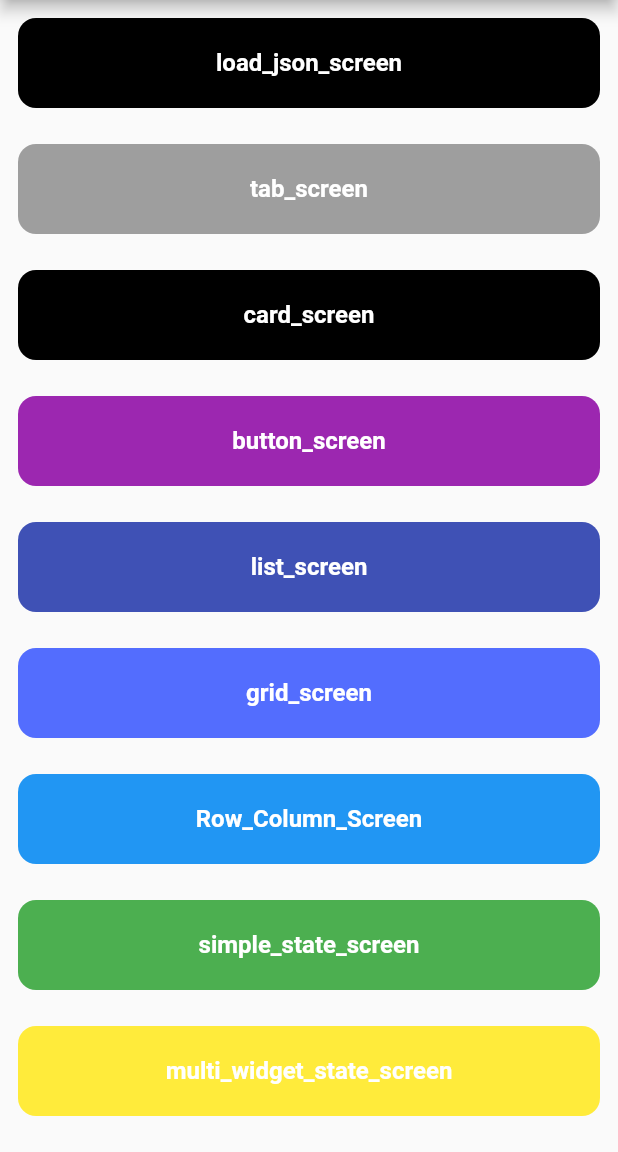
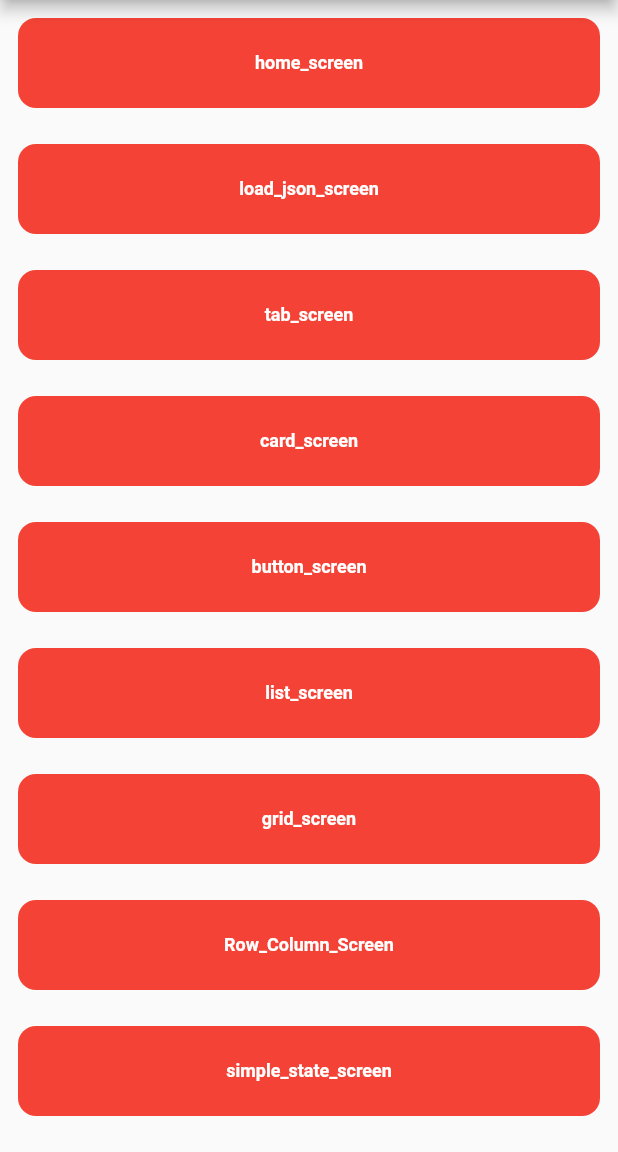
Before and after one commit to jjgajjar04/test_app, a Flutter app: the screen it shows after launch, on a phone screen of 412 x 824 dp, the part 84-1236 px from its top. Run offline on Flutter 3.47's test engine with Material 2 defaults, Android fonts, the light colour scheme and no system bars; our stand-ins replace bloc, flutter_bloc; missing offline and left inert: random_words.

Commit message:
code optimized

```diff
--- a/lib/components/card/list_card.dart
+++ b/lib/components/card/home_card_item.dart
@@ -1,11 +1,11 @@
 import 'package:flutter/material.dart';
 
-class ListCard extends StatelessWidget {
+class HomeCardItem extends StatelessWidget {
   final String title;
   final Function onTap;
   final Color color;
 
-  ListCard({@required this.title, this.onTap, this.color});
+  HomeCardItem({@required this.title, this.onTap, this.color});
 
   @override
   Widget build(BuildContext context) {
@@ -22,7 +22,7 @@ class ListCard extends StatelessWidget {
           child: Text(
             title,
             style: TextStyle(
-              fontSize: 16.0,
+              fontSize: 12.0,
               color: Colors.white,
               fontWeight: FontWeight.bold,
             ),
--- a/lib/screens/home.dart
+++ b/lib/screens/home.dart
@@ -1,7 +1,11 @@
+import 'package:flutter/foundation.dart' show kIsWeb;
+import 'dart:io' show Platform;
+
 import 'package:flutter/material.dart';
-import 'package:test_app/components/card/list_card.dart';
+import 'package:test_app/components/card/home_card_item.dart';
 import 'package:test_app/screens/my_drawer.dart';
 import 'package:test_app/utils/constants.dart';
+import 'package:test_app/utils/homeScreenItemList.dart';
 
 class Home extends StatelessWidget {
   static const String id = Constants.HOME_SCRREN;
@@ -14,101 +18,58 @@ class Home extends StatelessWidget {
         actions: [Icon(Icons.more_vert)],
       ),
       drawer: MyDrawer(),
-      body: SingleChildScrollView(
+      body: getBody(context),
+    );
+  }
+}
+
+Widget getBody(BuildContext context) {
+  if (kIsWeb) {
+    return bodyForWeb(context);
+  } else if (Platform.isAndroid) {
+    return bodyForAndroid(context);
+  } else {
+    return Container();
+  }
+}
+
+// envoked on Android device
+Widget bodyForAndroid(BuildContext context) {
+  final HomeScreenItemList homeScreenItem = HomeScreenItemList();
+
+  return SingleChildScrollView(
     child: Column(
-          children: [
-            ListCard(
-              title: Constants.LOAD_JSON_SCREEN,
-              color: Colors.black,
+      children: homeScreenItem.getHomeScreenItem
+          .map(
+            (item) => HomeCardItem(
+              title: item,
+              color: Colors.red,
               onTap: () {
-                Navigator.pushNamed(context, Constants.LOAD_JSON_SCREEN);
+                Navigator.pushNamed(context, item);
               },
             ),
-            ListCard(
-              title: Constants.TAB_SCREEN,
-              color: Colors.grey,
-              onTap: () {
-                Navigator.pushNamed(context, Constants.TAB_SCREEN);
-              },
+          )
+          .toList(),
     ),
-            ListCard(
-              title: Constants.CARD_SCREEN,
-              color: Colors.black,
-              onTap: () {
-                Navigator.pushNamed(context, Constants.CARD_SCREEN);
-              },
-            ),
-            ListCard(
-              title: Constants.BUTTON_SCREEN,
-              color: Colors.purple,
-              onTap: () {
-                Navigator.pushNamed(context, Constants.BUTTON_SCREEN);
-              },
-            ),
-            ListCard(
-              title: Constants.LIST_SCREEN,
-              color: Colors.indigo,
-              onTap: () {
-                Navigator.pushNamed(context, Constants.LIST_SCREEN);
-              },
-            ),
-            ListCard(
-              title: Constants.GRID_SCREEN,
-              color: Colors.indigoAccent,
-              onTap: () {
-                Navigator.pushNamed(context, Constants.GRID_SCREEN);
-              },
-            ),
-            ListCard(
-              title: Constants.ROW_COLUMN_SCREEN,
-              color: Colors.blue,
-              onTap: () {
-                Navigator.pushNamed(context, Constants.ROW_COLUMN_SCREEN);
-              },
-            ),
-            ListCard(
-              title: Constants.SIMPLE_STATE_SCREEN,
-              color: Colors.green,
-              onTap: () {
-                Navigator.pushNamed(
-                  context,
-                  Constants.SIMPLE_STATE_SCREEN,
   );
-              },
-            ),
-            ListCard(
-              title: Constants.MULTI_WIDGET_STATE_SCREEN,
-              color: Colors.yellow,
-              onTap: () {
-                Navigator.pushNamed(
-                  context,
-                  Constants.MULTI_WIDGET_STATE_SCREEN,
-                );
-              },
-            ),
-            ListCard(
-              title: Constants.PROVIDER_STATE_SCREEN,
-              color: Colors.orange,
-              onTap: () {
-                Navigator.pushNamed(
-                  context,
-                  Constants.PROVIDER_STATE_SCREEN,
-                );
-              },
-            ),
-            ListCard(
-              title: Constants.BLOC_PATTERN_STATE_SCREEN,
+}
+
+// envoked on Web browser
+Widget bodyForWeb(BuildContext context) {
+  final HomeScreenItemList homeScreenItem = HomeScreenItemList();
+
+  return GridView.builder(
+    itemCount: homeScreenItem.getHomeScreenItem.length,
+    itemBuilder: (context, index) => HomeCardItem(
+      title: homeScreenItem.getHomeScreenItem[index],
       color: Colors.red,
       onTap: () {
         Navigator.pushNamed(
           context,
-                  Constants.BLOC_PATTERN_STATE_SCREEN,
+          homeScreenItem.getHomeScreenItem[index],
         );
       },
     ),
-          ],
-        ),
-      ),
+    gridDelegate: SliverGridDelegateWithFixedCrossAxisCount(crossAxisCount: 5),
   );
 }
-}
```
Also changed, not shown: lib/utils/homeScreenItemList.dart (added, +20 -0 lines). Lines whose indentation alone changed are shown as unchanged.
